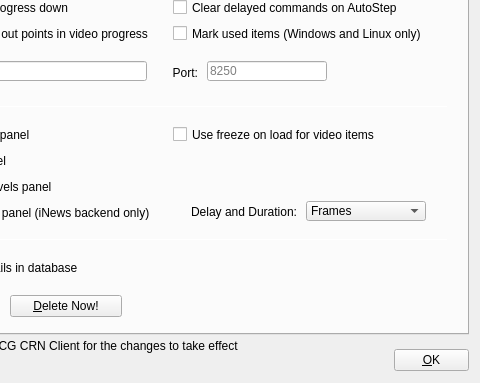
This is src/Widgets/SettingsDialog.ui in Yurry7/client as Qt 5 draws it before an edit; both pictures show x 220 to 700 and y 357 to 740 of the 700 by 740 pixel window. The edited form follows.
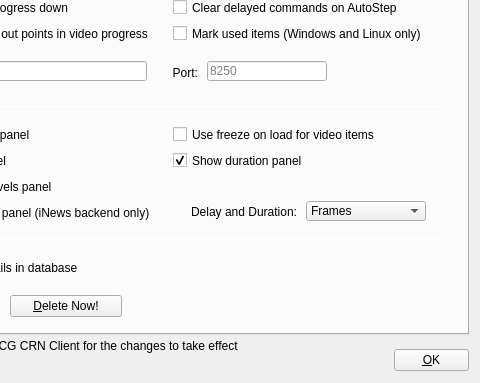
This is the edited form.

Commit message: added counter panel

```diff
--- a/src/Widgets/SettingsDialog.ui
+++ b/src/Widgets/SettingsDialog.ui
@@ -731,6 +731,31 @@
       <string>Use drop frame notation</string>
      </property>
     </widget>
+    <widget class="QCheckBox" name="checkBoxDurationCommon">
+     <property name="geometry">
+      <rect>
+       <x>380</x>
+       <y>472</y>
+       <width>331</width>
+       <height>17</height>
+      </rect>
+     </property>
+     <property name="focusPolicy">
+      <enum>Qt::NoFocus</enum>
+     </property>
+     <property name="text">
+      <string>Show duration panel</string>
+     </property>
+     <property name="checked">
+      <bool>true</bool>
+     </property>
+     <property name="autoExclusive">
+      <bool>true</bool>
+     </property>
+     <attribute name="buttonGroup">
+      <string notr="true">buttonDurationGroup</string>
+     </attribute>
+    </widget>
    </widget>
    <widget class="QWidget" name="tabLiveStream">
     <attribute name="title">
```
Left out of the diff: 30 changed lines with no effect on the pictures. The commit also changes 27 other files.
